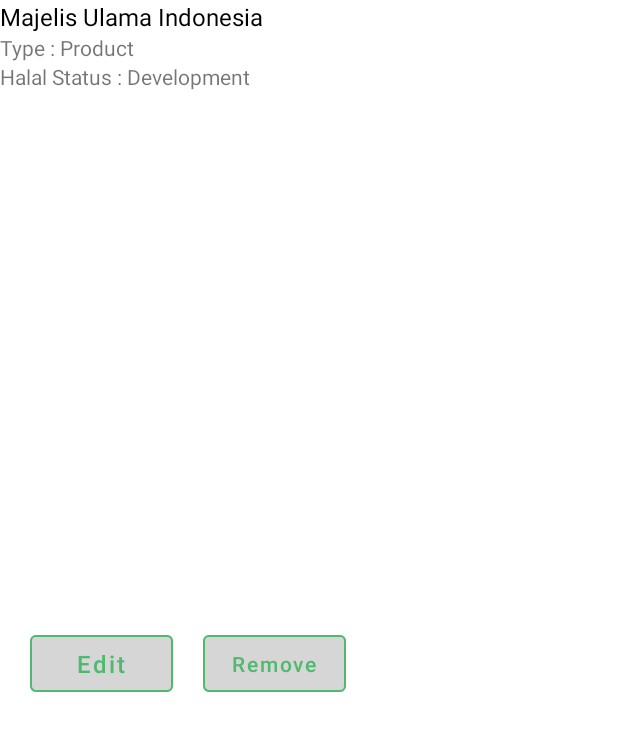
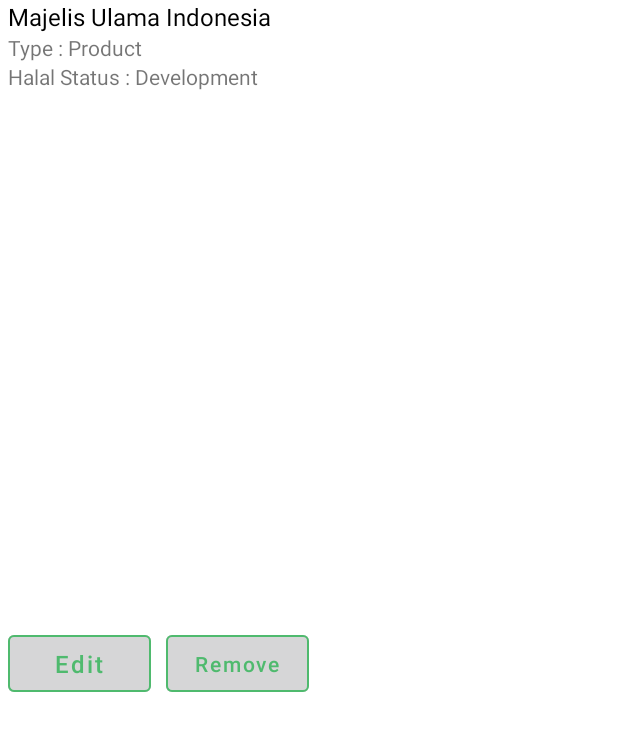
Before and after one commit to farizmpr/Fariz_skripsi, an Android app: the layout add_row_certificate.xml on its own in the app's theme, with its tools: preview values and no code run, on a phone screen of 412 x 824 dp. Shown: the top 731 px of the screen. Run offline under Robolectric (Android 15) with nearby library versions, the phone set to English and light mode, and no system bars; network calls fail; Roboto replaces fonts that are not available here.

Commit message:
halal cerrificate

```diff
--- a/Halal_nutrition/app/src/main/res/layout/add_row_certificate.xml
+++ b/Halal_nutrition/app/src/main/res/layout/add_row_certificate.xml
@@ -8,7 +8,8 @@
     <LinearLayout
         android:layout_width="match_parent"
         android:layout_height="match_parent"
-        android:orientation="vertical">
+        android:orientation="vertical"
+        android:layout_marginLeft="5dp">
 
         <TextView
             android:id="@+id/titleRowCertificate"
@@ -45,7 +46,6 @@
                 android:textAllCaps="false"
                 android:stateListAnimator="@null"
                 android:textColor="@color/halal"
-                android:layout_marginLeft="20dp"
                 android:layout_marginRight="10dp"
                 android:textSize="16dp"
                 />
@@ -56,7 +56,6 @@
                 android:layout_gravity="center"
                 android:backgroundTint="@color/transparent"
                 android:text="Remove"
-                android:layout_marginLeft="10dp"
                 android:layout_marginRight="20dp"
                 app:strokeColor="@color/halal"
                 app:strokeWidth="1dp"
--- a/Halal_nutrition/app/src/main/res/layout/list_halal_certificate.xml
+++ b/Halal_nutrition/app/src/main/res/layout/list_halal_certificate.xml
@@ -4,8 +4,7 @@
     android:orientation="vertical"
     android:layout_width="match_parent"
     android:layout_height="match_parent"
-    android:background="@android:color/white"
-    >
+    android:background="@android:color/white">
     <TextView
         android:id="@+id/historySertif"
         android:layout_width="0dp"
--- a/Halal_nutrition/app/src/main/res/layout/list_history_item.xml
+++ b/Halal_nutrition/app/src/main/res/layout/list_history_item.xml
@@ -5,6 +5,7 @@
     xmlns:tools="http://schemas.android.com/tools"
     android:layout_width="match_parent"
     android:layout_height="match_parent"
+    android:background="@null"
     >
 
     <androidx.cardview.widget.CardView
@@ -15,6 +16,7 @@
         android:layout_marginTop="8dp"
         android:layout_marginEnd="8dp"
         android:layout_marginStart="8dp"
+        android:background="@null"
         app:cardCornerRadius="5dp"
         app:layout_constraintStart_toStartOf="parent"
         app:layout_constraintEnd_toEndOf="parent"
```
